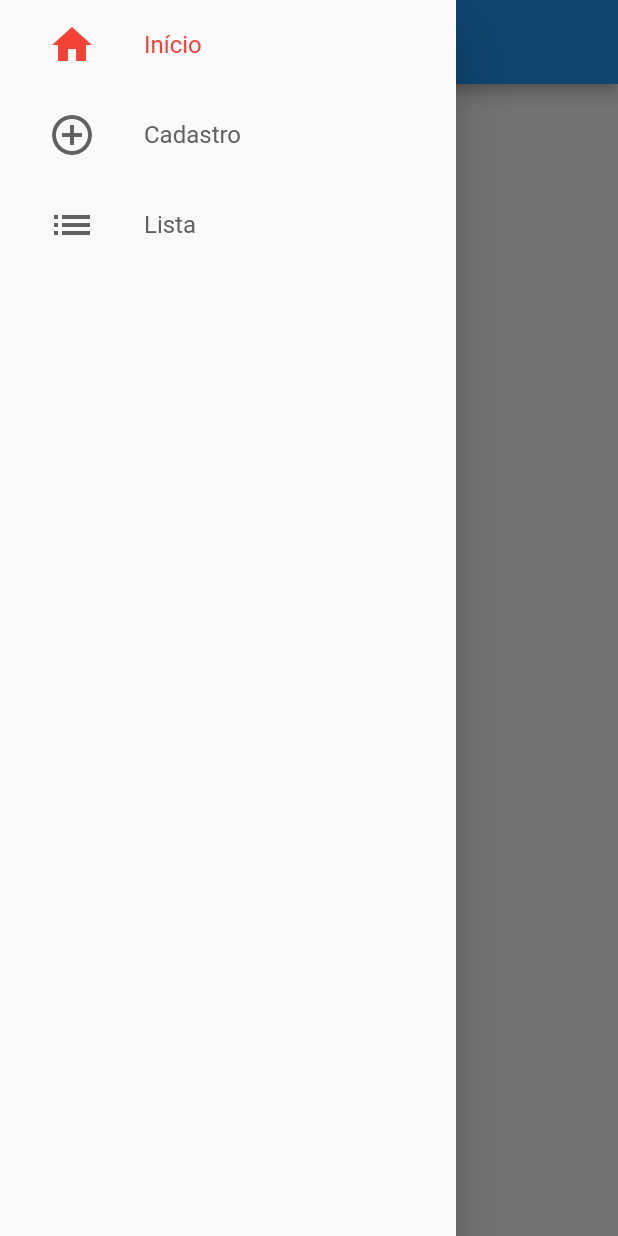
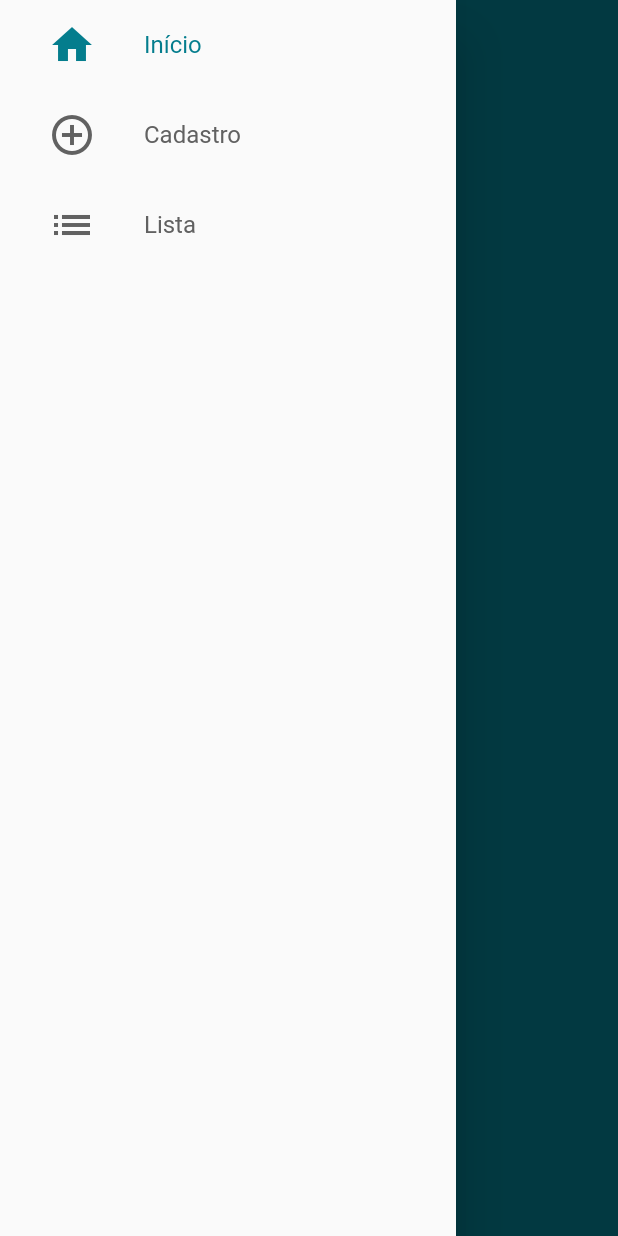
Before and after one commit to bboy22dxdavid/confianca, a Flutter app: the screen it shows after launch, with the side drawer open, on a phone screen of 412 x 824 dp. Run offline on Flutter 3.47's test engine with Material 2 defaults, Android fonts, the light colour scheme and no system bars; our stand-ins replace firebase_core, splashscreen; accounts and stored records are empty.

Commit message:
Criando paleta de cores do app, alterando a cor do tema.

```diff
--- a/lib/common/custom_drawer/drawer_tile.dart
+++ b/lib/common/custom_drawer/drawer_tile.dart
@@ -2,6 +2,7 @@ import 'package:flutter/material.dart';
 import 'package:provider/provider.dart';
 
 import '../../models/page_maneger.dart';
+import '../../utility/cores.dart';
 /*
   *PAGINA DE INTENS DO DRAWER CONSTUMIZADA
   * ITENS DO  MENUS
@@ -32,14 +33,14 @@ class DrawerTile extends StatelessWidget {
               child: Icon(
                 iconData,
                 size: 32,
-                color: curPage == page ? Colors.red: Colors.grey[700],
+                color: curPage == page ? Cores.primary : Colors.grey[700],
               ),
             ),
             Text(
               title,
               style: TextStyle(
                 fontSize: 16,
-                color: curPage == page ? Colors.red: Colors.grey[700],
+                color: curPage == page ? Cores.primary : Colors.grey[700],
               )
             )
           ],
--- a/lib/main.dart
+++ b/lib/main.dart
@@ -4,19 +4,27 @@ import 'package:flutter/material.dart';
 
 void main() async {
   WidgetsFlutterBinding.ensureInitialized();
+  await Firebase.initializeApp();
+  runApp(MyApp());
+}
 
-  /*
-  *INICIANDO O FIREBASE
-   */
-  await Firebase.initializeApp();
+class MyApp extends StatelessWidget {
+  const MyApp({Key? key}) : super(key: key);
 
-  runApp(const MaterialApp(
-    debugShowCheckedModeBanner: false,
-    home: IntroScreen(),
-  ));
-  /*
-  *ESTRUTURANDO E ADD NO BANCO
-  * FIREBASE SALVAR AS ESTRUTURAS EM FORMAT DE MAP
-   */
-  //FirebaseFirestore.instance.collection('test').add({'test': 'test'});
+  @override
+  Widget build(BuildContext context) {
+    return MaterialApp(
+      title: 'Barbearia Confiança',
+      debugShowCheckedModeBanner: false,
+      theme: ThemeData(
+        primaryColor: const Color.fromARGB(255, 4, 125, 141),
+        scaffoldBackgroundColor: const Color.fromARGB(255, 4, 125, 141),
+        appBarTheme: const AppBarTheme(
+            elevation: 0
+        ),
+        visualDensity: VisualDensity.adaptivePlatformDensity,
+      ),
+      home: const  IntroScreen(),
+    );
+  }
 }
--- a/lib/screens/basescreen.dart
+++ b/lib/screens/basescreen.dart
@@ -2,6 +2,7 @@ import 'package:flutter/material.dart';
 import 'package:provider/provider.dart';
 import '../common/custom_drawer/custom_drawer.dart';
 import '../models/page_maneger.dart';
+import '../utility/cores.dart';
 
 /*
   *PAGINA BASE DE CONTROLE DE NAVEGAÇÃO
@@ -25,18 +26,21 @@ class BaseScreen extends StatelessWidget {
             drawer: const CostomDrawer(),
             appBar: AppBar(
               title: const Text('Inicio'),
+              backgroundColor:  Cores.primary,
             ),
           ),
           Scaffold(
             drawer: const CostomDrawer(),
             appBar: AppBar(
               title: const Text('Cadastro'),
+              backgroundColor:  Cores.primary,
             ),
           ),
           Scaffold(
             drawer: const CostomDrawer(),
             appBar: AppBar(
               title: const Text('Listar'),
+              backgroundColor:  Cores.primary,
             ),
           ),
         ],
--- a/lib/utility/cores.dart
+++ b/lib/utility/cores.dart
@@ -1,5 +1,8 @@
 import 'package:flutter/material.dart';
 
 class Cores {
-  static Color primary = const Color(0xffff6659);
+  static Color primary = const Color.fromARGB(255, 4, 125, 141);
+  static Color second = const Color.fromARGB(255, 135,206,235);
+  static Color third = const Color.fromARGB(255, 112,128,144);
+  static Color font = const Color.fromARGB(255, 105, 105, 105);
 }
```
